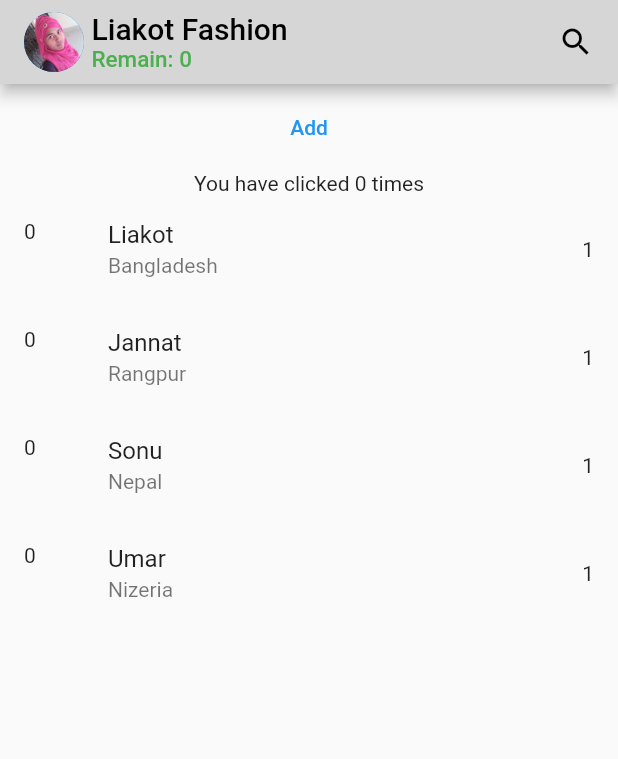
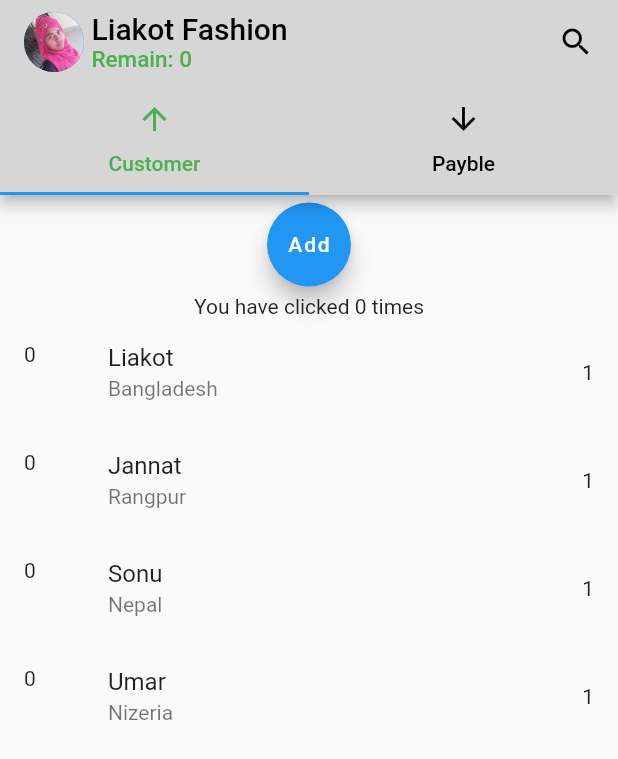
Before and after one commit to Liakot-ali/Flutter-Learn, a Flutter app: the screen it shows after launch, on a phone screen of 412 x 824 dp. Shown: the top 759 px of the screen. Run offline on Flutter 3.47's test engine with Material 2 defaults, Android fonts, the phone set to English and light mode, and no system bars.

Commit message:
added tabbar

```diff
--- a/lib/customer_added.dart
+++ b/lib/customer_added.dart
@@ -20,7 +20,7 @@ class _CustomerAdderState extends State<CustomerAdder> {
     return Column(children: [
       Container(
         margin: EdgeInsets.all(5),
-        child: TextButton(
+        child: FloatingActionButton(
           onPressed: () {
             setState(() {
               customers.add("Shimu");
--- a/lib/main.dart
+++ b/lib/main.dart
@@ -1,3 +1,4 @@
+import 'package:easy_transaction/customers.dart';
 import 'package:flutter/material.dart';
 import 'customer_added.dart';
 import 'app_bar.dart';
@@ -10,16 +11,41 @@ class MyApp extends StatelessWidget {
   @override
   Widget build(BuildContext context) {
     return MaterialApp(
-        debugShowCheckedModeBanner: false,
-        home: Scaffold(
-            appBar: AppBar(
+      debugShowCheckedModeBanner: false,
+      home: DefaultTabController(
+        length: 2,
+        child: Scaffold(
+          appBar: AppBar(
               backgroundColor: Colors.grey[350],
               title: Container(
                 child: appBar(),
               ),
-            ),
-            body: Container(
-              child: CustomerAdder(),
-            )));
+              bottom: TabBar(
+                labelColor: Colors.green,
+                unselectedLabelColor: Colors.black,
+                tabs: [
+                  Tab(
+                    text: "Customer",
+                    icon: Icon(Icons.arrow_upward),
+                  ),
+                  Tab(
+                    text: "Payble",
+                    icon: Icon(Icons.arrow_downward),
+                  )
+                ],
+              )),
+          body: TabBarView(
+            children: [
+              Expanded(
+                child: CustomerAdder(),
+              ),
+              Expanded(
+                child: CustomerAdder(),
+              ),
+            ],
+          ),
+        ),
+      ),
+    );
   }
 }
```
